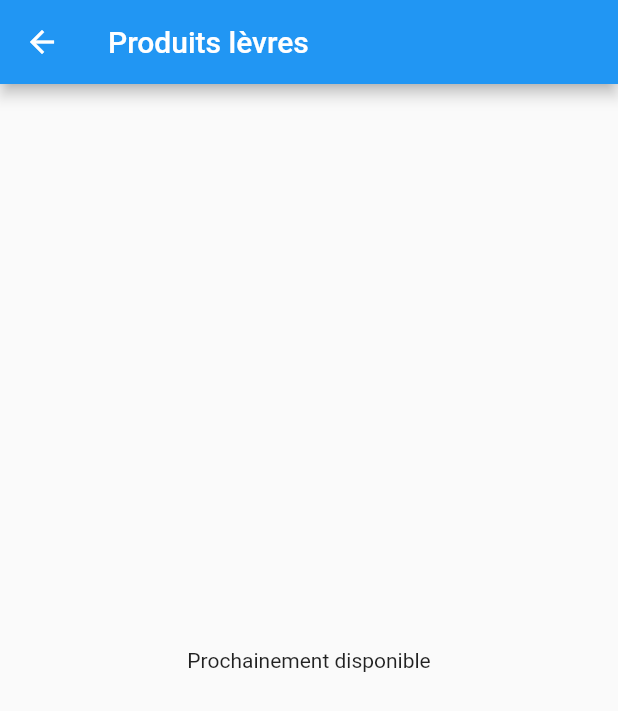
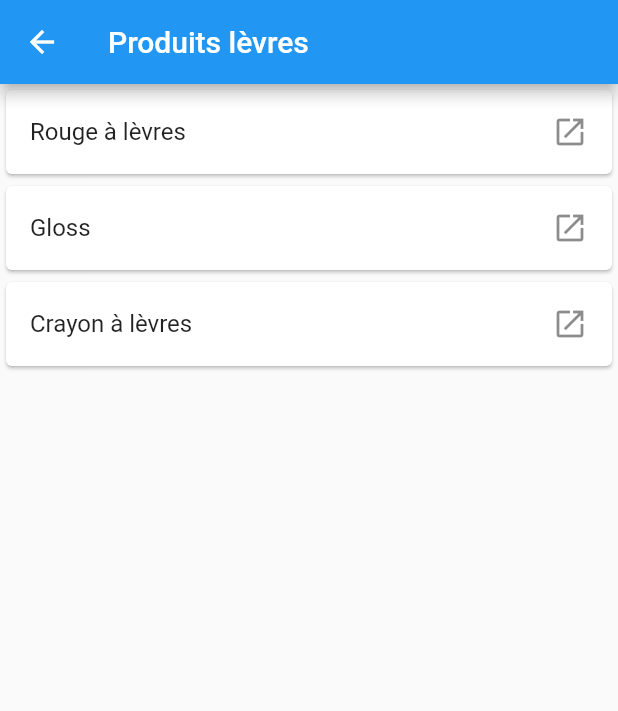
Before and after one commit to thaisbrun/get_ready, a Flutter app: the LipsPage screen opened directly, on a phone screen of 412 x 824 dp. Shown: the top 711 px of the screen. Run offline on Flutter 3.47's test engine with Material 2 defaults, Android fonts, the phone set to English and light mode, and no system bars.

Commit message:
Auto-formation du 24/06

```diff
--- a/lib/pages/lipsPage.dart
+++ b/lib/pages/lipsPage.dart
@@ -1,16 +1,43 @@
 import 'package:flutter/material.dart';
 
-class LipsPage extends StatelessWidget {
+class LipsPage extends StatefulWidget {
   const LipsPage({Key? key}) : super(key: key);
 
   @override
-  Widget build(BuildContext context) {
+  State<LipsPage> createState() => _LipsPageState();
+}
+class _LipsPageState extends State<LipsPage>{
+  final lipsproducts = [
+    {
+      "product" : "Rouge à lèvres"
+    },
+    {
+      "product" : "Gloss"
+    },
+    {
+      "product" : "Crayon à lèvres"
+    }
+  ];
+  @override
+  Widget build(BuildContext context){
       return Scaffold(
         appBar: AppBar(
           title:Text("Produits lèvres"),
         ),
         body: Center(
-        child:Text("Prochainement disponible"),
+          child:ListView.builder(
+            itemCount: lipsproducts.length,
+            itemBuilder: (context,index){
+              final lipsProduct = lipsproducts[index];
+              final product = lipsProduct['product'];
+              return  Card(
+                child: ListTile(
+                  title: Text('$product'),
+                  trailing: Icon(Icons.open_in_new),
+                ),
+              );
+            }
+          ),
         ),
       );
   }
```
Lines whose indentation alone changed are shown as unchanged.
